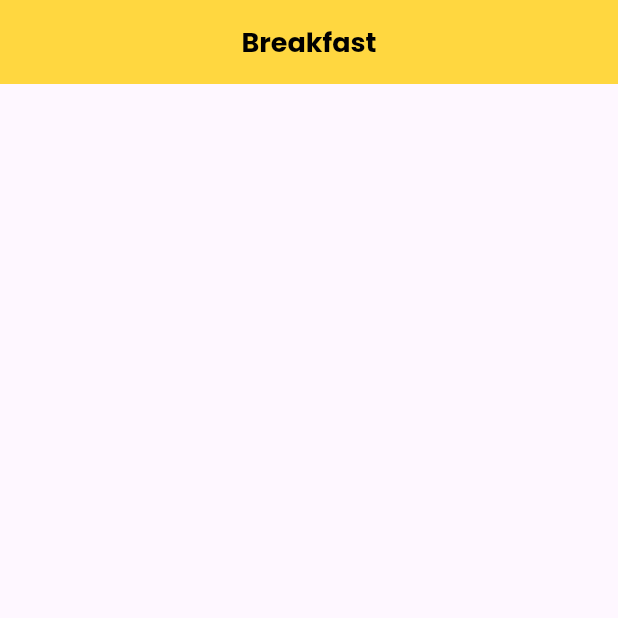
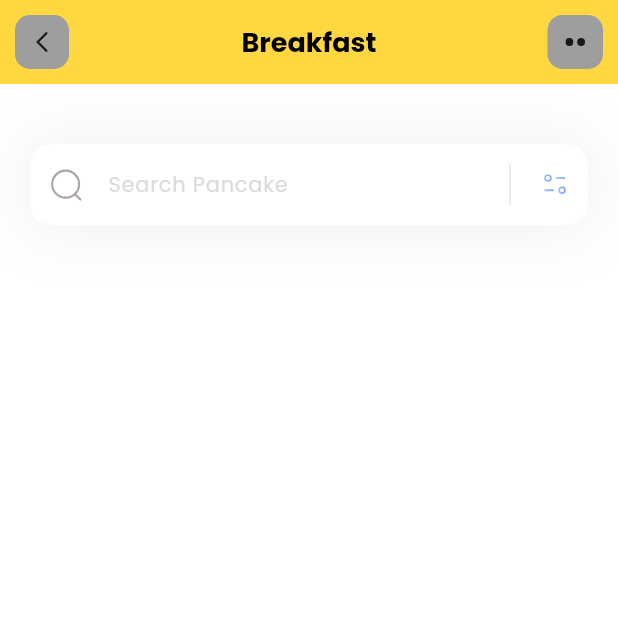
Before and after one commit to angelanyabuti/food-delivery-app, a Flutter app: the screen it shows after launch, on a phone screen of 412 x 824 dp, the top half of it. Run offline on Flutter 3.47's test engine with Material 3 defaults, Android fonts, the phone set to English and light mode, and no system bars; our stand-ins replace flutter_svg.

Commit message:
Added the search textfield

```diff
--- a/food_app/lib/pages/home.dart
+++ b/food_app/lib/pages/home.dart
@@ -1,13 +1,82 @@
 import 'package:flutter/material.dart';
+import 'package:flutter_svg/flutter_svg.dart';
 
 //creating a stateless widget
 class HomePage extends StatelessWidget {
   const HomePage({super.key});
 
+
   @override
   Widget build(BuildContext context) { //scaffold class in flutter which provides many widgets, eg app bar, drawer, floating action button, bottom navigation bar, snack bar
     return Scaffold(
-      appBar: AppBar(
+      appBar: appBar(),
+      backgroundColor: Colors.white,
+      body: Column(children: [
+        _searchField()
+      ],
+      ),
+    );
+  }
+
+  Container _searchField() {
+    return Container(
+        margin: EdgeInsets.only(top: 40, left: 20, right: 20),
+        decoration: BoxDecoration(
+          boxShadow: [
+            BoxShadow(
+              color: const Color(0xff1D1617).withOpacity(0.07),
+              blurRadius: 40,
+              spreadRadius: 0.0
+            )
+
+          ]
+        ),
+        child: TextField(
+          decoration: InputDecoration(
+            filled: true,
+            fillColor: Colors.white,
+            //reducing the height of the text field
+            contentPadding: EdgeInsets.all(15),
+            hintText: 'Search Pancake',
+            hintStyle: TextStyle(
+              color: Color(0xffDDDADA),
+              fontSize: 14
+            ),
+            //adding the search Icon
+            prefixIcon: Padding(
+              padding: const EdgeInsets.all(12.0),
+              child: SvgPicture.asset('assets/icons/Search.svg'),
+            ),
+            suffixIcon: Container(
+              width: 100,
+              child: IntrinsicHeight(
+                child: Row(
+                  mainAxisAlignment: MainAxisAlignment.end,
+                  children: [
+                    VerticalDivider(
+                      color: Colors.black,
+                      indent: 10,//create space from the top
+                      endIndent: 10,//create space from the bottom
+                      thickness: 0.1,
+                    ),
+                    Padding(
+                      padding: const EdgeInsets.all(12.0),
+                      child: SvgPicture.asset('assets/icons/Filter.svg'),
+                    ),
+                  ],
+                ),
+              ),
+            ),
+            border: OutlineInputBorder(
+              borderRadius: BorderRadius.circular(15),
+              borderSide: BorderSide.none )
+          ),
+        ),
+      );
+  }
+
+  AppBar appBar() {
+    return AppBar(
       title: Text('Breakfast',
               style: TextStyle(
                 color: Colors.black,
@@ -17,7 +86,47 @@ class HomePage extends StatelessWidget {
               ),
               backgroundColor: Colors.amberAccent,
               centerTitle: true,
+              leading:
+              GestureDetector(
+                onTap: () {
+
+                },
+                child:  Container(
+                margin: EdgeInsets.all(10),
+                alignment: Alignment.center,
+                child: SvgPicture.asset('assets/icons/Arrow - Left 2.svg',
+                  height: 20,
+                  width: 20,),
+                decoration: BoxDecoration(
+                    color: Colors.grey,
+                    borderRadius: BorderRadius.circular(10)
                 ),
+              ),),
+
+              actions: [
+                GestureDetector(
+                  onTap: () {
+
+                  },
+                  child:  Container(
+                margin: EdgeInsets.all(10),
+                alignment: Alignment.center,
+                width: 37,
+                child: Padding(
+                  padding: const EdgeInsets.all(12.0),
+                  child: SvgPicture.asset('assets/icons/dots.svg',
+                    height: 20,
+                    width: 20,),
+                ),
+                decoration: BoxDecoration(
+                    color: Colors.grey,
+                    borderRadius: BorderRadius.circular(10)
+                ),
+              ),
+                )
+
+              ],
+
     );
   }
 }
--- a/food_app/pubspec.yaml
+++ b/food_app/pubspec.yaml
@@ -34,6 +34,7 @@ dependencies:
   # The following adds the Cupertino Icons font to your application.
   # Use with the CupertinoIcons class for iOS style icons.
   cupertino_icons: ^1.0.6
+  flutter_svg: ^2.0.10+1
 
 dev_dependencies:
   flutter_test:
@@ -58,8 +59,8 @@ flutter:
   uses-material-design: true
 
   # To add assets to your application, add an assets section, like this:
-  # assets:
-  #   - images/a_dot_burr.jpeg
+  assets:
+    - assets/icons/
   #   - images/a_dot_ham.jpeg
 
   # An image asset can refer to one or more resolution-specific "variants", see
```
Also changed, not shown: food_app/assets/icons/Arrow - Left 2.svg (added), food_app/assets/icons/Filter.svg (added), food_app/assets/icons/Search.svg (added), food_app/assets/icons/blueberry-pancake.svg (added), food_app/assets/icons/button.svg (added), food_app/assets/icons/canai-bread.svg (added), food_app/assets/icons/dots.svg (added), food_app/assets/icons/honey-pancakes.svg (added), food_app/assets/icons/orange-snacks.svg (added), food_app/assets/icons/pancakes.svg (added), food_app/assets/icons/pie.svg (added), food_app/assets/icons/plate.svg (added), food_app/assets/icons/salmon-nigiri.svg (added), food_app/pubspec.lock. Lines whose indentation alone changed are shown as unchanged.
